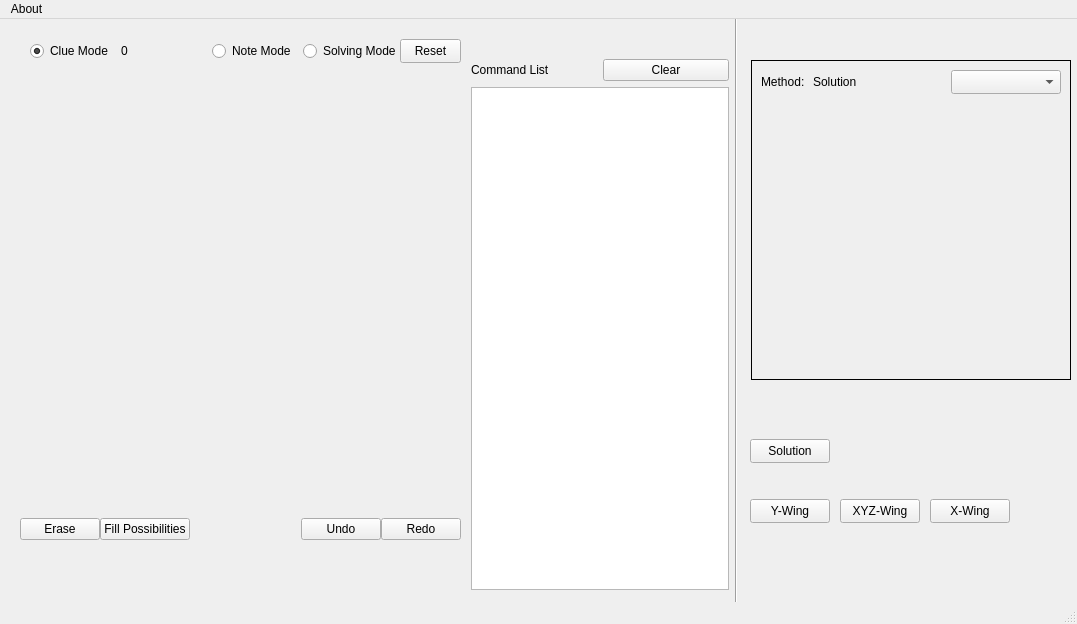
Above: mainwindow.ui from oguzemrec/sudokuSolver before the change. Below: the same form after it.
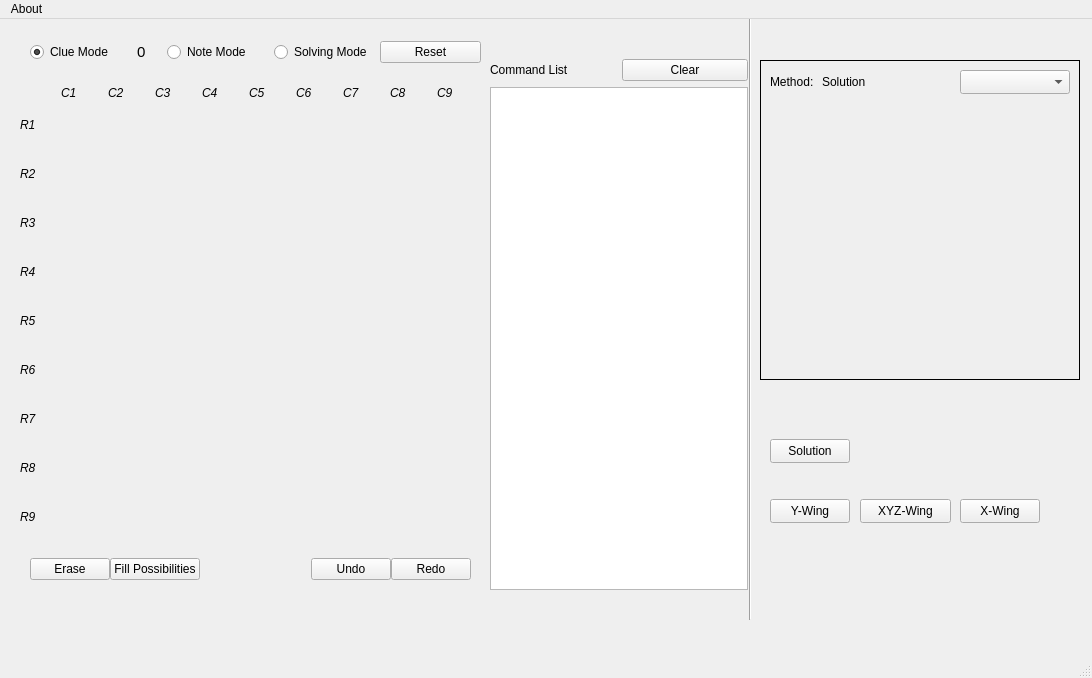
That is the form after the change.

Patch:
```diff
--- a/mainwindow.ui
+++ b/mainwindow.ui
@@ -9,8 +9,8 @@
    <rect>
     <x>0</x>
     <y>0</y>
-    <width>1077</width>
-    <height>624</height>
+    <width>1092</width>
+    <height>678</height>
    </rect>
   </property>
   <property name="windowTitle">
@@ -20,8 +20,8 @@
    <widget class="QFrame" name="gridFrame">
     <property name="geometry">
      <rect>
-      <x>10</x>
-      <y>40</y>
+      <x>30</x>
+      <y>80</y>
       <width>450</width>
       <height>450</height>
      </rect>
@@ -50,9 +50,9 @@
    <widget class="QWidget" name="horizontalLayoutWidget">
     <property name="geometry">
      <rect>
-      <x>10</x>
-      <y>530</y>
-      <width>451</width>
+      <x>20</x>
+      <y>570</y>
+      <width>481</width>
       <height>41</height>
      </rect>
     </property>
@@ -65,8 +65,8 @@
    <widget class="QWidget" name="horizontalLayoutWidget_2">
     <property name="geometry">
      <rect>
-      <x>20</x>
-      <y>490</y>
+      <x>30</x>
+      <y>530</y>
       <width>441</width>
       <height>40</height>
      </rect>
@@ -123,8 +123,8 @@
      <rect>
       <x>30</x>
       <y>20</y>
-      <width>371</width>
-      <height>24</height>
+      <width>451</width>
+      <height>26</height>
      </rect>
     </property>
     <layout class="QHBoxLayout" name="horizontalLayout">
@@ -140,6 +140,20 @@
      </item>
      <item>
       <widget class="QLabel" name="labelClueNumber">
+       <property name="maximumSize">
+        <size>
+         <width>24</width>
+         <height>16777215</height>
+        </size>
+       </property>
+       <property name="font">
+        <font>
+         <pointsize>11</pointsize>
+        </font>
+       </property>
+       <property name="layoutDirection">
+        <enum>Qt::LeftToRight</enum>
+       </property>
        <property name="text">
         <string>0</string>
        </property>
@@ -168,12 +182,19 @@
        </property>
       </widget>
      </item>
+     <item>
+      <widget class="QPushButton" name="buttonReset">
+       <property name="text">
+        <string>Reset</string>
+       </property>
+      </widget>
+     </item>
     </layout>
    </widget>
    <widget class="QWidget" name="layoutWidget">
     <property name="geometry">
      <rect>
-      <x>471</x>
+      <x>490</x>
       <y>40</y>
       <width>258</width>
       <height>531</height>
@@ -209,7 +230,7 @@
    <widget class="QFrame" name="verticalFrame">
     <property name="geometry">
      <rect>
-      <x>751</x>
+      <x>760</x>
       <y>41</y>
       <width>320</width>
       <height>320</height>
@@ -369,7 +390,7 @@
    <widget class="QPushButton" name="buttonSolution">
     <property name="geometry">
      <rect>
-      <x>750</x>
+      <x>770</x>
       <y>420</y>
       <width>80</width>
       <height>24</height>
@@ -382,7 +403,7 @@
    <widget class="Line" name="line">
     <property name="geometry">
      <rect>
-      <x>726</x>
+      <x>740</x>
       <y>-30</y>
       <width>20</width>
       <height>631</height>
@@ -401,7 +422,7 @@
    <widget class="QPushButton" name="buttonXYWing">
     <property name="geometry">
      <rect>
-      <x>750</x>
+      <x>770</x>
       <y>480</y>
       <width>80</width>
       <height>24</height>
@@ -414,9 +435,9 @@
    <widget class="QPushButton" name="buttonXYZWing">
     <property name="geometry">
      <rect>
-      <x>840</x>
+      <x>860</x>
       <y>480</y>
-      <width>80</width>
+      <width>91</width>
       <height>24</height>
      </rect>
     </property>
@@ -424,23 +445,10 @@
      <string>XYZ-Wing</string>
     </property>
    </widget>
-   <widget class="QPushButton" name="buttonReset">
-    <property name="geometry">
-     <rect>
-      <x>400</x>
-      <y>20</y>
-      <width>61</width>
-      <height>24</height>
-     </rect>
-    </property>
-    <property name="text">
-     <string>Reset</string>
-    </property>
-   </widget>
    <widget class="QPushButton" name="buttonXWing">
     <property name="geometry">
      <rect>
-      <x>930</x>
+      <x>960</x>
       <y>480</y>
       <width>80</width>
       <height>24</height>
@@ -450,13 +458,508 @@
      <string>X-Wing</string>
     </property>
    </widget>
+   <widget class="QWidget" name="verticalLayoutWidget">
+    <property name="geometry">
+     <rect>
+      <x>20</x>
+      <y>60</y>
+      <width>20</width>
+      <height>491</height>
+     </rect>
+    </property>
+    <layout class="QVBoxLayout" name="verticalLayout_3">
+     <property name="spacing">
+      <number>0</number>
+     </property>
+     <property name="topMargin">
+      <number>9</number>
+     </property>
+     <property name="bottomMargin">
+      <number>9</number>
+     </property>
+     <item>
+      <widget class="QLabel" name="label_12">
+       <property name="minimumSize">
+        <size>
+         <width>18</width>
+         <height>25</height>
+        </size>
+       </property>
+       <property name="maximumSize">
+        <size>
+         <width>18</width>
+         <height>25</height>
+        </size>
+       </property>
+       <property name="font">
+        <font>
+         <pointsize>9</pointsize>
+         <italic>true</italic>
+        </font>
+       </property>
+       <property name="text">
+        <string>R1</string>
+       </property>
+      </widget>
+     </item>
+     <item>
+      <widget class="QLabel" name="label_3">
+       <property name="minimumSize">
+        <size>
+         <width>18</width>
+         <height>25</height>
+        </size>
+       </property>
+       <property name="maximumSize">
+        <size>
+         <width>18</width>
+         <height>25</height>
+        </size>
+       </property>
+       <property name="font">
+        <font>
+         <pointsize>9</pointsize>
+         <italic>true</italic>
+        </font>
+       </property>
+       <property name="text">
+        <string>R2</string>
+       </property>
+      </widget>
+     </item>
+     <item>
+      <widget class="QLabel" name="label_5">
+       <property name="minimumSize">
+        <size>
+         <width>18</width>
+         <height>25</height>
+        </size>
+       </property>
+       <property name="maximumSize">
+        <size>
+         <width>18</width>
+         <height>25</height>
+        </size>
+       </property>
+       <property name="font">
+        <font>
+         <pointsize>9</pointsize>
+         <italic>true</italic>
+        </font>
+       </property>
+       <property name="text">
+        <string>R3</string>
+       </property>
+      </widget>
+     </item>
+     <item>
+      <widget class="QLabel" name="label_6">
+       <property name="minimumSize">
+        <size>
+         <width>18</width>
+         <height>25</height>
+        </size>
+       </property>
+       <property name="maximumSize">
+        <size>
+         <width>18</width>
+         <height>25</height>
+        </size>
+       </property>
+       <property name="font">
+        <font>
+         <pointsize>9</pointsize>
+         <italic>true</italic>
+        </font>
+       </property>
+       <property name="text">
+        <string>R4</string>
+       </property>
+      </widget>
+     </item>
+     <item>
+      <widget class="QLabel" name="label_7">
+       <property name="minimumSize">
+        <size>
+         <width>18</width>
+         <height>25</height>
+        </size>
+       </property>
+       <property name="maximumSize">
+        <size>
+         <width>18</width>
+         <height>25</height>
+        </size>
+       </property>
+       <property name="font">
+        <font>
+         <pointsize>9</pointsize>
+         <italic>true</italic>
+        </font>
+       </property>
+       <property name="text">
+        <string>R5</string>
+       </property>
+      </widget>
+     </item>
+     <item>
+      <widget class="QLabel" name="label_8">
+       <property name="minimumSize">
+        <size>
+         <width>18</width>
+         <height>25</height>
+        </size>
+       </property>
+       <property name="maximumSize">
+        <size>
+         <width>18</width>
+         <height>25</height>
+        </size>
+       </property>
+       <property name="font">
+        <font>
+         <pointsize>9</pointsize>
+         <italic>true</italic>
+        </font>
+       </property>
+       <property name="styleSheet">
+        <string notr="true"/>
+       </property>
+       <property name="text">
+        <string>R6</string>
+       </property>
+      </widget>
+     </item>
+     <item>
+      <widget class="QLabel" name="label_9">
+       <property name="minimumSize">
+        <size>
+         <width>18</width>
+         <height>25</height>
+        </size>
+       </property>
+       <property name="maximumSize">
+        <size>
+         <width>18</width>
+         <height>25</height>
+        </size>
+       </property>
+       <property name="font">
+        <font>
+         <pointsize>9</pointsize>
+         <italic>true</italic>
+        </font>
+       </property>
+       <property name="text">
+        <string>R7</string>
+       </property>
+      </widget>
+     </item>
+     <item>
+      <widget class="QLabel" name="label_10">
+       <property name="minimumSize">
+        <size>
+         <width>18</width>
+         <height>25</height>
+        </size>
+       </property>
+       <property name="maximumSize">
+        <size>
+         <width>18</width>
+         <height>25</height>
+        </size>
+       </property>
+       <property name="font">
+        <font>
+         <pointsize>9</pointsize>
+         <italic>true</italic>
+        </font>
+       </property>
+       <property name="text">
+        <string>R8</string>
+       </property>
+      </widget>
+     </item>
+     <item>
+      <widget class="QLabel" name="label_11">
+       <property name="minimumSize">
+        <size>
+         <width>18</width>
+         <height>25</height>
+        </size>
+       </property>
+       <property name="maximumSize">
+        <size>
+         <width>18</width>
+         <height>25</height>
+        </size>
+       </property>
+       <property name="font">
+        <font>
+         <pointsize>9</pointsize>
+         <italic>true</italic>
+        </font>
+       </property>
+       <property name="text">
+        <string>R9</string>
+       </property>
+      </widget>
+     </item>
+    </layout>
+   </widget>
+   <widget class="QWidget" name="layoutWidget">
+    <property name="geometry">
+     <rect>
+      <x>20</x>
+      <y>60</y>
+      <width>471</width>
+      <height>27</height>
+     </rect>
+    </property>
+    <layout class="QHBoxLayout" name="horizontalLayout_3">
+     <property name="leftMargin">
+      <number>18</number>
+     </property>
+     <property name="rightMargin">
+      <number>9</number>
+     </property>
+     <item>
+      <widget class="QLabel" name="label_20">
+       <property name="minimumSize">
+        <size>
+         <width>18</width>
+         <height>25</height>
+        </size>
+       </property>
+       <property name="maximumSize">
+        <size>
+         <width>18</width>
+         <height>25</height>
+        </size>
+       </property>
+       <property name="font">
+        <font>
+         <pointsize>9</pointsize>
+         <italic>true</italic>
+        </font>
+       </property>
+       <property name="text">
+        <string>C1</string>
+       </property>
+      </widget>
+     </item>
+     <item>
+      <widget class="QLabel" name="label_19">
+       <property name="minimumSize">
+        <size>
+         <width>18</width>
+         <height>25</height>
+        </size>
+       </property>
+       <property name="maximumSize">
+        <size>
+         <width>18</width>
+         <height>25</height>
+        </size>
+       </property>
+       <property name="font">
+        <font>
+         <pointsize>9</pointsize>
+         <italic>true</italic>
+        </font>
+       </property>
+       <property name="text">
+        <string>C2</string>
+       </property>
+      </widget>
+     </item>
+     <item>
+      <widget class="QLabel" name="label_18">
+       <property name="minimumSize">
+        <size>
+         <width>18</width>
+         <height>25</height>
+        </size>
+       </property>
+       <property name="maximumSize">
+        <size>
+         <width>18</width>
+         <height>25</height>
+        </size>
+       </property>
+       <property name="font">
+        <font>
+         <pointsize>9</pointsize>
+         <italic>true</italic>
+        </font>
+       </property>
+       <property name="text">
+        <string>C3</string>
+       </property>
+      </widget>
+     </item>
+     <item>
+      <widget class="QLabel" name="label_17">
+       <property name="minimumSize">
+        <size>
+         <width>18</width>
+         <height>25</height>
+        </size>
+       </property>
+       <property name="maximumSize">
+        <size>
+         <width>18</width>
+         <height>25</height>
+        </size>
+       </property>
+       <property name="font">
+        <font>
+         <pointsize>9</pointsize>
+         <italic>true</italic>
+        </font>
+       </property>
+       <property name="styleSheet">
+        <string notr="true"/>
+       </property>
+       <property name="text">
+        <string>C4</string>
+       </property>
+      </widget>
+     </item>
+     <item>
+      <widget class="QLabel" name="label_16">
+       <property name="minimumSize">
+        <size>
+         <width>18</width>
+         <height>25</height>
+        </size>
+       </property>
+       <property name="maximumSize">
+        <size>
+         <width>18</width>
+         <height>25</height>
+        </size>
+       </property>
+       <property name="font">
+        <font>
+         <pointsize>9</pointsize>
+         <italic>true</italic>
+        </font>
+       </property>
+       <property name="text">
+        <string>C5</string>
+       </property>
+      </widget>
+     </item>
+     <item>
+      <widget class="QLabel" name="label_15">
+       <property name="minimumSize">
+        <size>
+         <width>18</width>
+         <height>25</height>
+        </size>
+       </property>
+       <property name="maximumSize">
+        <size>
+         <width>18</width>
+         <height>25</height>
+        </size>
+       </property>
+       <property name="font">
+        <font>
+         <pointsize>9</pointsize>
+         <italic>true</italic>
+        </font>
+       </property>
+       <property name="text">
+        <string>C6</string>
+       </property>
+      </widget>
+     </item>
+     <item>
+      <widget class="QLabel" name="label_14">
+       <property name="minimumSize">
+        <size>
+         <width>18</width>
+         <height>25</height>
+        </size>
+       </property>
+       <property name="maximumSize">
+        <size>
+         <width>18</width>
+         <height>25</height>
+        </size>
+       </property>
+       <property name="font">
+        <font>
+         <pointsize>9</pointsize>
+         <italic>true</italic>
+        </font>
+       </property>
+       <property name="text">
+        <string>C7</string>
+       </property>
+      </widget>
+     </item>
+     <item>
+      <widget class="QLabel" name="label_4">
+       <property name="minimumSize">
+        <size>
+         <width>18</width>
+         <height>25</height>
+        </size>
+       </property>
+       <property name="maximumSize">
+        <size>
+         <width>18</width>
+         <height>25</height>
+        </size>
+       </property>
+       <property name="font">
+        <font>
+         <pointsize>9</pointsize>
+         <italic>true</italic>
+        </font>
+       </property>
+       <property name="text">
+        <string>C8</string>
+       </property>
+      </widget>
+     </item>
+     <item>
+      <widget class="QLabel" name="label_13">
+       <property name="minimumSize">
+        <size>
+         <width>18</width>
+         <height>25</height>
+        </size>
+       </property>
+       <property name="maximumSize">
+        <size>
+         <width>18</width>
+         <height>25</height>
+        </size>
+       </property>
+       <property name="font">
+        <font>
+         <pointsize>9</pointsize>
+         <italic>true</italic>
+        </font>
+       </property>
+       <property name="text">
+        <string>C9</string>
+       </property>
+      </widget>
+     </item>
+    </layout>
+   </widget>
   </widget>
   <widget class="QMenuBar" name="menubar">
    <property name="geometry">
     <rect>
      <x>0</x>
      <y>0</y>
-     <width>1077</width>
+     <width>1092</width>
      <height>21</height>
     </rect>
    </property>
```
